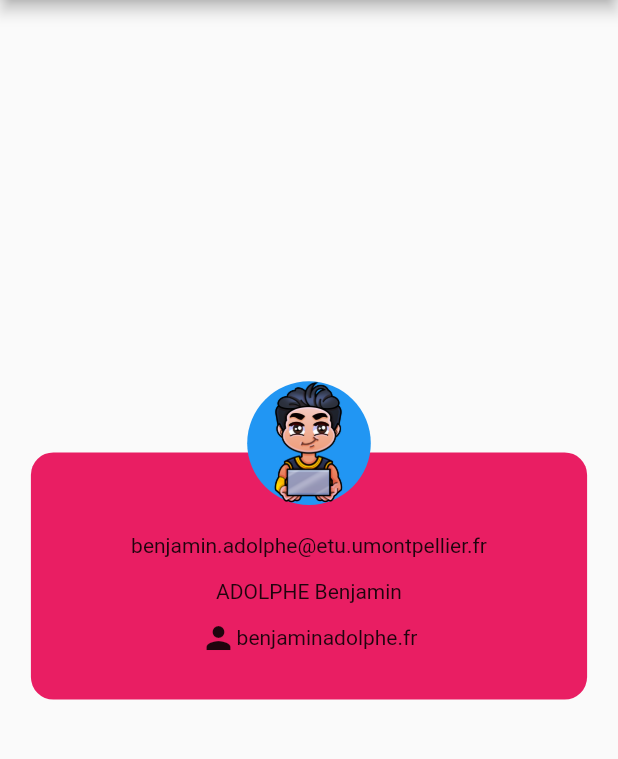
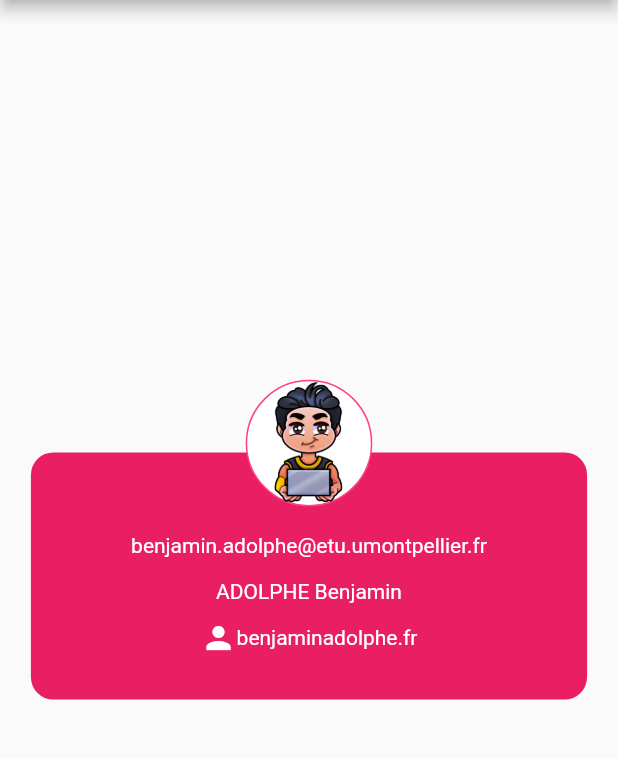
Before and after one commit to benjaminAd/First-Card, a Flutter app: the screen it shows after launch, on a phone screen of 412 x 824 dp, the part 84-843 px from its top. Run offline on Flutter 3.47's test engine with Material 2 defaults, Android fonts, the phone set to English and light mode, and no system bars.

Commit message:
border pink

```diff
--- a/lib/home_page.dart
+++ b/lib/home_page.dart
@@ -5,7 +5,7 @@ class HomePage extends StatelessWidget {
 
   @override
   Widget build(BuildContext context) {
-    bool isSmallHeight = MediaQuery.of(context).size.height < 700 ;
+    bool isSmallHeight = MediaQuery.of(context).size.height < 700;
     print(isSmallHeight);
     return Scaffold(
         appBar: AppBar(
@@ -17,41 +17,75 @@ class HomePage extends StatelessWidget {
             alignment: Alignment.center,
             children: [
               Container(
-                width: isSmallHeight ? MediaQuery.of(context).size.width * 0.90 : MediaQuery.of(context).size.width * 0.90,
-                height: isSmallHeight ? MediaQuery.of(context).size.height * 0.25 : MediaQuery.of(context).size.height * 0.2,
+                width: isSmallHeight
+                    ? MediaQuery.of(context).size.width * 0.90
+                    : MediaQuery.of(context).size.width * 0.90,
+                height: isSmallHeight
+                    ? MediaQuery.of(context).size.height * 0.25
+                    : MediaQuery.of(context).size.height * 0.2,
                 decoration: BoxDecoration(
                     color: Colors.pink,
                     borderRadius: BorderRadius.circular(15.0)),
               ),
               Container(
                 margin: EdgeInsets.only(
-                    bottom: isSmallHeight ? MediaQuery.of(context).size.width * 0.45 : MediaQuery.of(context).size.width * 0.43),
+                    bottom: isSmallHeight
+                        ? MediaQuery.of(context).size.width * 0.45
+                        : MediaQuery.of(context).size.width * 0.43),
                 decoration: BoxDecoration(
                   shape: BoxShape.circle,
-                  color: Colors.blue,
+                  color: Colors.white,
+                  border: Border.all(color: Colors.pinkAccent),
                 ),
                 child: Image.asset(
                   "images/1000emote1.png",
-                  width: isSmallHeight ? MediaQuery.of(context).size.width * 0.25 : MediaQuery.of(context).size.width * 0.2,
+                  width: isSmallHeight
+                      ? MediaQuery.of(context).size.width * 0.25
+                      : MediaQuery.of(context).size.width * 0.2,
                 ),
               ),
               Container(
-                margin: EdgeInsets.only(bottom: isSmallHeight ? MediaQuery.of(context).size.width * 0.1 : MediaQuery.of(context).size.width * 0.1),
-                child: Text("benjamin.adolphe@etu.umontpellier.fr"),
+                margin: EdgeInsets.only(
+                    bottom: isSmallHeight
+                        ? MediaQuery.of(context).size.width * 0.1
+                        : MediaQuery.of(context).size.width * 0.1),
+                child: Text(
+                  "benjamin.adolphe@etu.umontpellier.fr",
+                  style: TextStyle(
+                    color: Colors.white,
+                  ),
+                ),
               ),
               Container(
-                margin: EdgeInsets.only(top: isSmallHeight ? MediaQuery.of(context).size.width * 0.05 : MediaQuery.of(context).size.width * 0.05),
-                child: Text("ADOLPHE Benjamin"),
+                margin: EdgeInsets.only(
+                    top: isSmallHeight
+                        ? MediaQuery.of(context).size.width * 0.05
+                        : MediaQuery.of(context).size.width * 0.05),
+                child: Text(
+                  "ADOLPHE Benjamin",
+                  style: TextStyle(
+                    color: Colors.white,
+                  ),
+                ),
               ),
               Container(
-                  margin: EdgeInsets.only(top: isSmallHeight ? MediaQuery.of(context).size.width * 0.2 : MediaQuery.of(context).size.width * 0.2),
+                  margin: EdgeInsets.only(
+                      top: isSmallHeight
+                          ? MediaQuery.of(context).size.width * 0.2
+                          : MediaQuery.of(context).size.width * 0.2),
                   child: Row(
                     mainAxisAlignment: MainAxisAlignment.center,
                     children: [
                       Icon(
                         Icons.person,
+                        color: Colors.white,
                       ),
-                      Text("benjaminadolphe.fr")
+                      Text(
+                        "benjaminadolphe.fr",
+                        style: TextStyle(
+                          color: Colors.white,
+                        ),
+                      )
                     ],
                   ))
             ],
```
